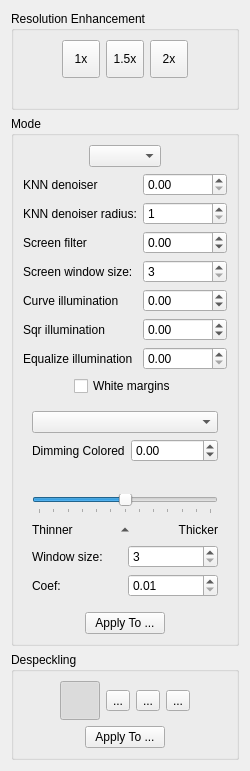
Before: the Qt Designer form src/filters/output/ui/OutputOptionsWidget.ui in ImageProcessing-ElectronicPublications/scantailor-experimental, drawn with Qt 5.
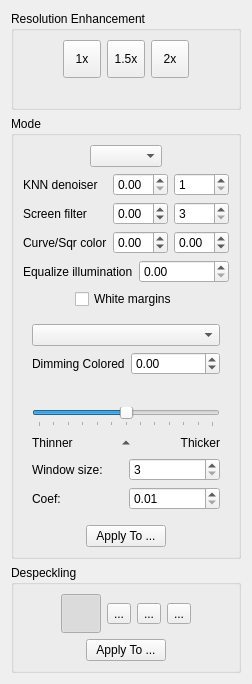
After: the same form once the commit is applied. Icons and pictures are not drawn.

Commit message: 0.2023.08.12: output: simplify color filters widget

Patch:
```diff
--- a/src/filters/output/ui/OutputOptionsWidget.ui
+++ b/src/filters/output/ui/OutputOptionsWidget.ui
@@ -166,7 +166,7 @@
        </layout>
       </item>
       <item>
-       <layout class="QGridLayout" name="normalizeOptions">
+       <layout class="QGridLayout" name="filterColorOptions">
         <item row="0" column="0">
          <widget class="QLabel" name="knndCoefLabel">
           <property name="text">
@@ -190,14 +190,7 @@
           </property>
          </widget>
         </item>
-        <item row="1" column="0">
-         <widget class="QLabel" name="knndRadiusLabel">
-          <property name="text">
-           <string>KNN denoiser radius:</string>
-          </property>
-         </widget>
-        </item>
-        <item row="1" column="1">
+        <item row="0" column="2">
          <widget class="QSpinBox" name="knndRadius">
           <property name="toolTip">
            <string>The dimensions of a pixel neighborhood to consider.</string>
@@ -210,14 +203,14 @@
           </property>
          </widget>
         </item>
-        <item row="2" column="0">
+        <item row="1" column="0">
          <widget class="QLabel" name="screenCoefLabel">
           <property name="text">
            <string>Screen filter</string>
           </property>
          </widget>
         </item>
-        <item row="2" column="1">
+        <item row="1" column="1">
          <widget class="QDoubleSpinBox" name="screenCoef">
           <property name="toolTip">
            <string>Value is -1.0 .. 1.0..</string>
@@ -233,14 +226,7 @@
           </property>
          </widget>
         </item>
-        <item row="3" column="0">
-         <widget class="QLabel" name="screenWindowSizeLabel">
-          <property name="text">
-           <string>Screen window size:</string>
-          </property>
-         </widget>
-        </item>
-        <item row="3" column="1">
+        <item row="1" column="2">
          <widget class="QSpinBox" name="screenWindowSize">
           <property name="toolTip">
            <string>The dimensions of a pixel neighborhood to consider.</string>
@@ -253,14 +239,14 @@
           </property>
          </widget>
         </item>
-        <item row="4" column="0">
+        <item row="2" column="0">
          <widget class="QLabel" name="curveCoefLabel">
           <property name="text">
-           <string>Curve illumination</string>
+           <string>Curve/Sqr color</string>
           </property>
          </widget>
         </item>
-        <item row="4" column="1">
+        <item row="2" column="1">
          <widget class="QDoubleSpinBox" name="curveCoef">
           <property name="toolTip">
            <string>Value is -1.0 .. 1.0.</string>
@@ -276,14 +262,7 @@
           </property>
          </widget>
         </item>
-        <item row="5" column="0">
-         <widget class="QLabel" name="sqrCoefLabel">
-          <property name="text">
-           <string>Sqr illumination</string>
-          </property>
-         </widget>
-        </item>
-        <item row="5" column="1">
+        <item row="2" column="2">
          <widget class="QDoubleSpinBox" name="sqrCoef">
           <property name="toolTip">
            <string>Value is -1.0 .. 1.0.</string>
@@ -299,14 +278,18 @@
           </property>
          </widget>
         </item>
-        <item row="6" column="0">
+       </layout>
+      </item>
+      <item>
+       <layout class="QGridLayout" name="normalizeOptions">
+        <item row="0" column="0">
          <widget class="QLabel" name="normalizeCoefLabel">
           <property name="text">
            <string>Equalize illumination</string>
           </property>
          </widget>
         </item>
-        <item row="6" column="1">
+        <item row="0" column="1">
          <widget class="QDoubleSpinBox" name="normalizeCoef">
           <property name="toolTip">
            <string>Value is 0.0 .. 1.0.</string>
```
Left out of the diff: 12 changed lines with no effect on the pictures.
